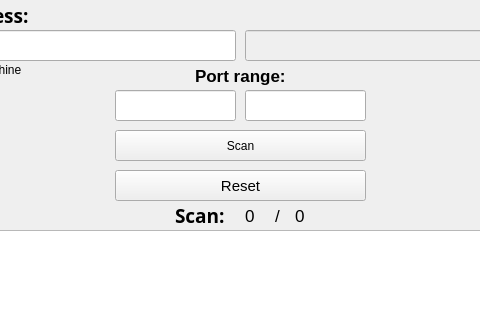
r-black/port_scan, file mainwindow.ui: the form before one commit; both pictures show x 85 to 565 and y 0 to 320 of the 660 by 506 pixel window.
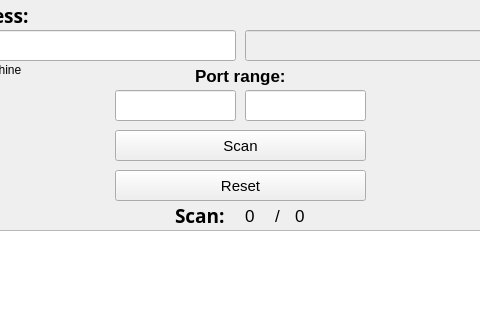
The form after the commit.

Commit message: fix and build for windows

```diff
--- a/mainwindow.ui
+++ b/mainwindow.ui
@@ -26,6 +26,11 @@
       <height>31</height>
      </rect>
     </property>
+    <property name="font">
+     <font>
+      <pointsize>11</pointsize>
+     </font>
+    </property>
     <property name="text">
      <string>Scan</string>
     </property>
```
The commit also changes 6 other files.
